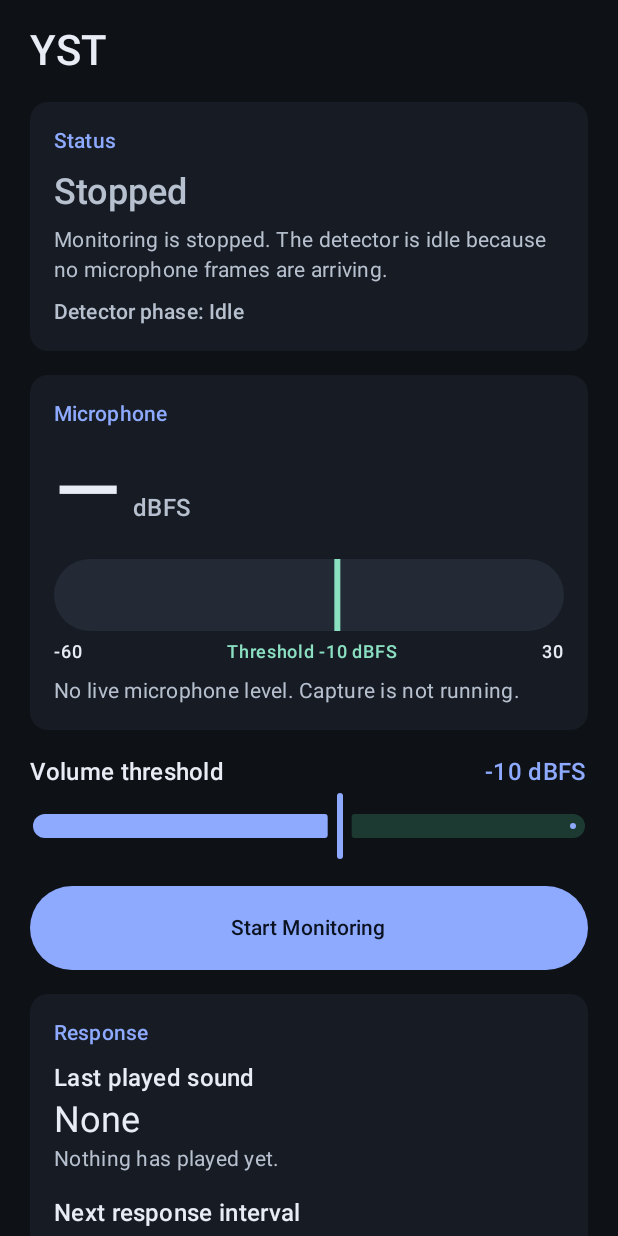
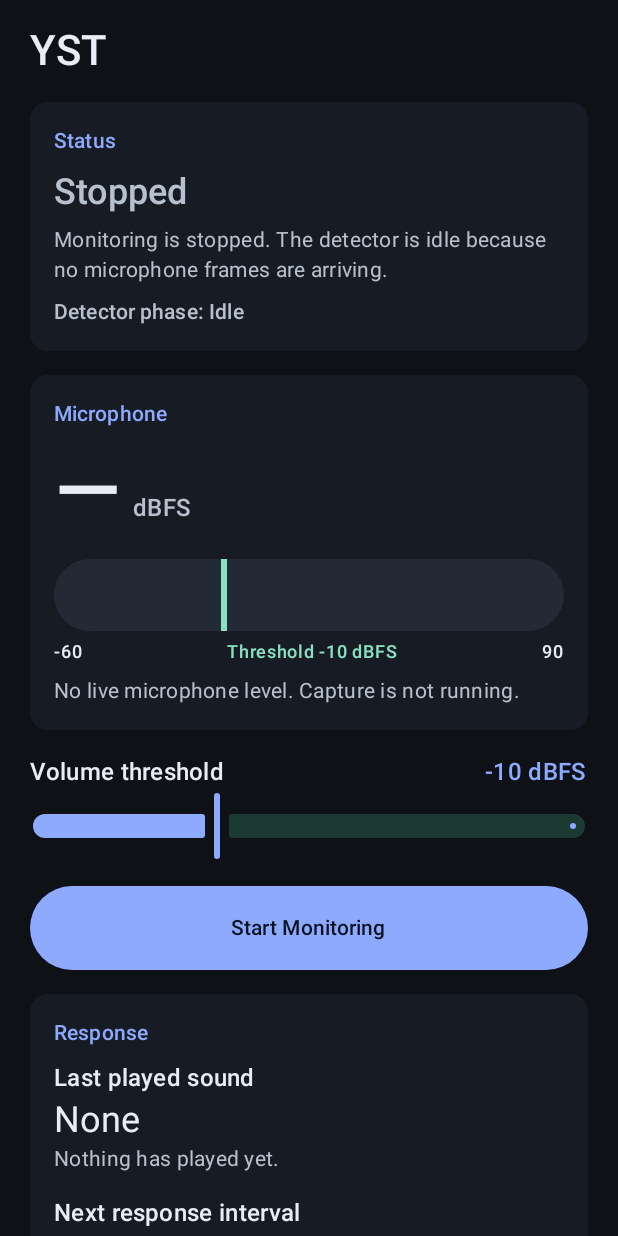
Before and after one commit to tsel170/YST, an Android app built with Jetpack Compose: the screen it shows after launch (MainActivity), on a phone screen of 412 x 824 dp. Run offline under Robolectric (Android 15) with nearby library versions, the phone set to English and light mode, and no system bars.

Commit message:
more volume

```diff
--- a/app/src/main/java/com/example/yst/ui/MainViewModel.kt
+++ b/app/src/main/java/com/example/yst/ui/MainViewModel.kt
@@ -297,7 +297,7 @@ class MainViewModel(
 
     companion object {
         const val MIN_DB = -60f
-        const val MAX_DB = 30f
+        const val MAX_DB = 90f
         const val MIN_SPEECH_MS = 200f
         const val MAX_SPEECH_MS = 5_000f
         const val MIN_SILENCE_MS = 200f
--- a/app/src/main/res/values/strings.xml
+++ b/app/src/main/res/values/strings.xml
@@ -13,7 +13,7 @@
     <string name="level_unit">dBFS</string>
     <string name="level_unavailable_detail">No live microphone level. Capture is not running.</string>
     <string name="meter_scale_min">-60</string>
-    <string name="meter_scale_max">30</string>
+    <string name="meter_scale_max">90</string>
     <string name="threshold_marker">Threshold %1$.0f dBFS</string>
     <string name="section_threshold">Volume threshold</string>
     <string name="threshold_value">%1$.0f dBFS</string>
```
Also changed, not shown: 1 other file.
